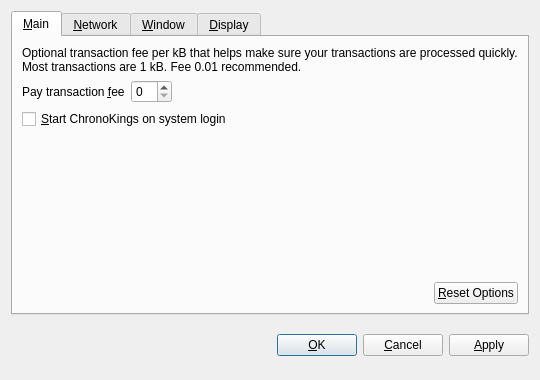
Above: src/qt/forms/optionsdialog.ui from chronokings/huntercoin before the change. Below: the same form after it.
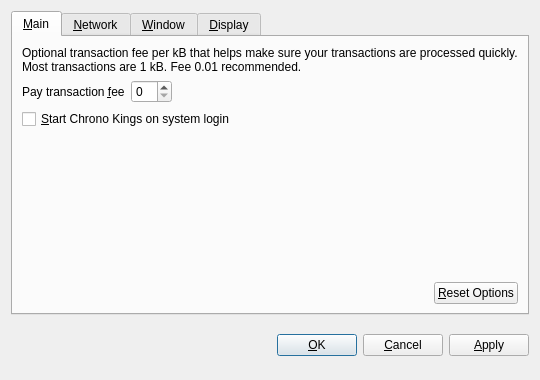
That is the form after the change. Custom widgets are drawn as their Qt base class.

Patch:
```diff
--- a/src/qt/forms/optionsdialog.ui
+++ b/src/qt/forms/optionsdialog.ui
@@ -82,7 +82,7 @@
           <string>Automatically start ChronoKings after logging in to the system.</string>
          </property>
          <property name="text">
-          <string>&amp;Start ChronoKings on system login</string>
+          <string>&amp;Start Chrono Kings on system login</string>
          </property>
         </widget>
        </item>
```
Left out of the diff: 10 changed lines with no effect on the pictures.
